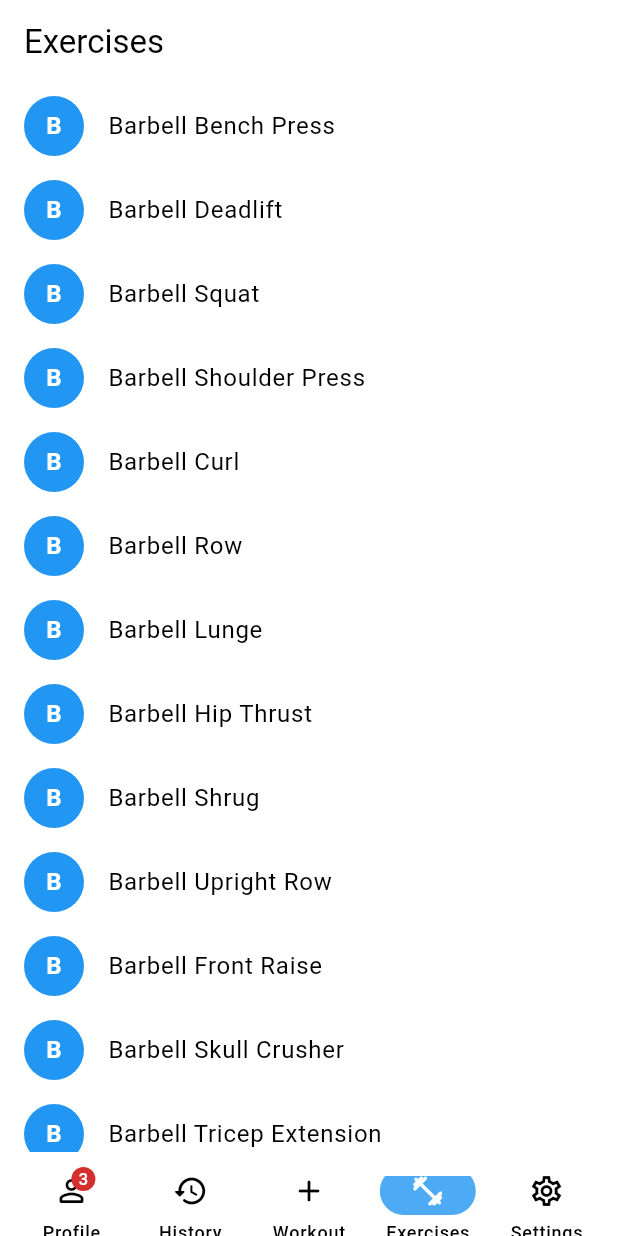
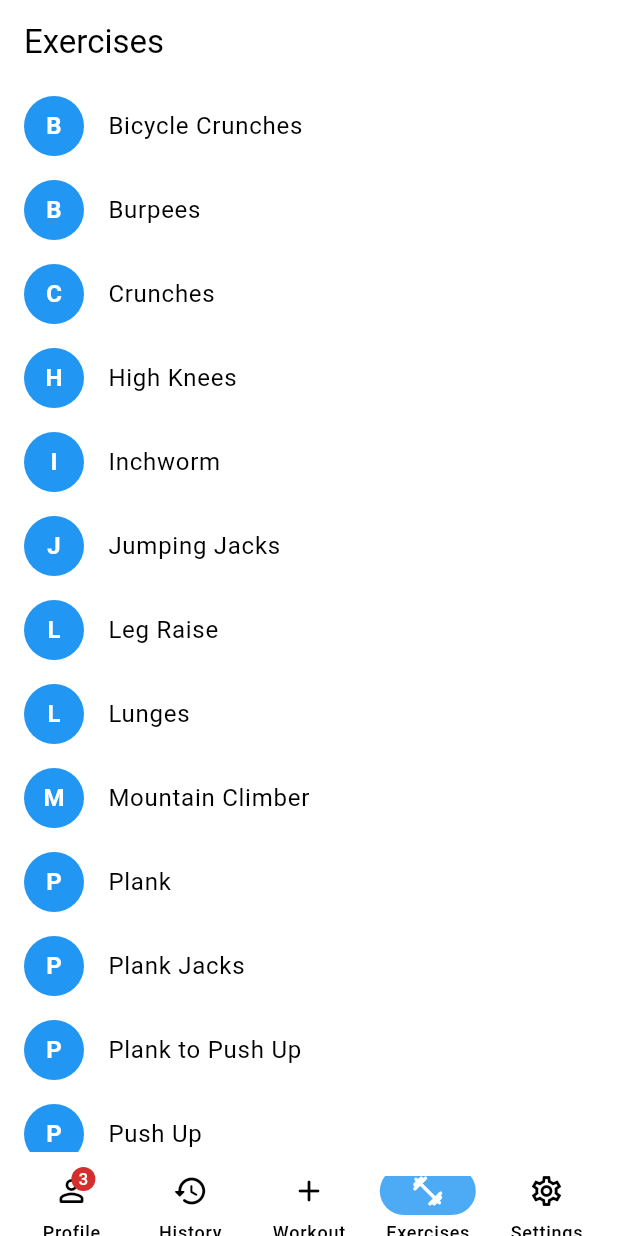
Before and after one commit to Cratis1831/workout_tracker, a Flutter app: the screen it shows after launch, item 4 of the bottom bar chosen, on a phone screen of 412 x 824 dp. Run offline on Flutter 3.47's test engine with Material 3 defaults, Android fonts, the phone set to English and light mode, and no system bars.

Commit message:
Add bodyweight exercises for kids and sort exercises alphabetically

```diff
--- a/lib/data/constants.dart
+++ b/lib/data/constants.dart
@@ -81,3 +81,88 @@ const List<Map<String, String>> barbellExercises = [
     'image': 'assets/images/barbell_pullover.jpg',
   },
 ];
+
+//create a similar list but bodyweight exercises for kids maximum 20 exercises
+
+const List<Map<String, String>> bodyweightExercises = [
+  {
+    'name': 'Push Up',
+    'image': 'assets/images/push_up.jpg',
+  },
+  {
+    'name': 'Squat',
+    'image': 'assets/images/squat.jpg',
+  },
+  {
+    'name': 'Jumping Jacks',
+    'image': 'assets/images/jumping_jacks.jpg',
+  },
+  {
+    'name': 'Plank',
+    'image': 'assets/images/plank.jpg',
+  },
+  {
+    'name': 'Mountain Climber',
+    'image': 'assets/images/mountain_climber.jpg',
+  },
+  {
+    'name': 'Burpees',
+    'image': 'assets/images/burpees.jpg',
+  },
+  {
+    'name': 'Lunges',
+    'image': 'assets/images/lunges.jpg',
+  },
+  {
+    'name': 'High Knees',
+    'image': 'assets/images/high_knees.jpg',
+  },
+  {
+    'name': 'Leg Raise',
+    'image': 'assets/images/leg_raise.jpg',
+  },
+  {
+    'name': 'Crunches',
+    'image': 'assets/images/crunches.jpg',
+  },
+  {
+    'name': 'Russian Twist',
+    'image': 'assets/images/russian_twist.jpg',
+  },
+  {
+    'name': 'Superman',
+    'image': 'assets/images/superman.jpg',
+  },
+  {
+    'name': 'Bicycle Crunches',
+    'image': 'assets/images/bicycle_crunches.jpg',
+  },
+  {
+    'name': 'Plank Jacks',
+    'image': 'assets/images/plank_jacks.jpg',
+  },
+  {
+    'name': 'Side Plank',
+    'image': 'assets/images/side_plank.jpg',
+  },
+  {
+    'name': 'Squat Jump',
+    'image': 'assets/images/squat_jump.jpg',
+  },
+  {
+    'name': 'Wall Sit',
+    'image': 'assets/images/wall_sit.jpg',
+  },
+  {
+    'name': 'Tricep Dips',
+    'image': 'assets/images/tricep_dips.jpg',
+  },
+  {
+    'name': 'Inchworm',
+    'image': 'assets/images/inchworm.jpg',
+  },
+  {
+    'name': 'Plank to Push Up',
+    'image': 'assets/images/plank_to_push_up.jpg',
+  },
+];
--- a/lib/pages/exercises.dart
+++ b/lib/pages/exercises.dart
@@ -7,6 +7,10 @@ class ExercisesPage extends StatelessWidget {
 
   @override
   Widget build(BuildContext context) {
+    // Sort the list alphabetically by the 'name' property.
+    final sortedExercises = List<Map<String, String>>.from(bodyweightExercises)
+      ..sort((a, b) => a['name']!.compareTo(b['name']!));
+
     return Scaffold(
       appBar: AppBar(
         title: const Text('Exercises'),
@@ -16,28 +20,28 @@ class ExercisesPage extends StatelessWidget {
             // list of exercises and their name and image in a listview.builder + listtile,
             // with a leading image and a title
             ListView.builder(
-          itemCount: barbellExercises.length,
+          itemCount: sortedExercises.length,
           itemBuilder: (context, index) {
             return ListTile(
               onTap: () {
                 Navigator.pushNamed(
                   context,
                   '/exercise',
-                  arguments: barbellExercises[index],
+                  arguments: sortedExercises[index],
                 );
               },
               //leading should use the First Letter of every word in the name of the exercise
               leading: CircleAvatar(
                 backgroundColor: Theme.of(context).colorScheme.primary,
                 child: Text(
-                  barbellExercises[index]['name']![0],
+                  sortedExercises[index]['name']![0],
                   style: const TextStyle(
                     color: Colors.white,
                     fontWeight: FontWeight.bold,
                   ),
                 ),
               ),
-              title: Text(barbellExercises[index]['name']!),
+              title: Text(sortedExercises[index]['name']!),
             );
           },
         ),
```
